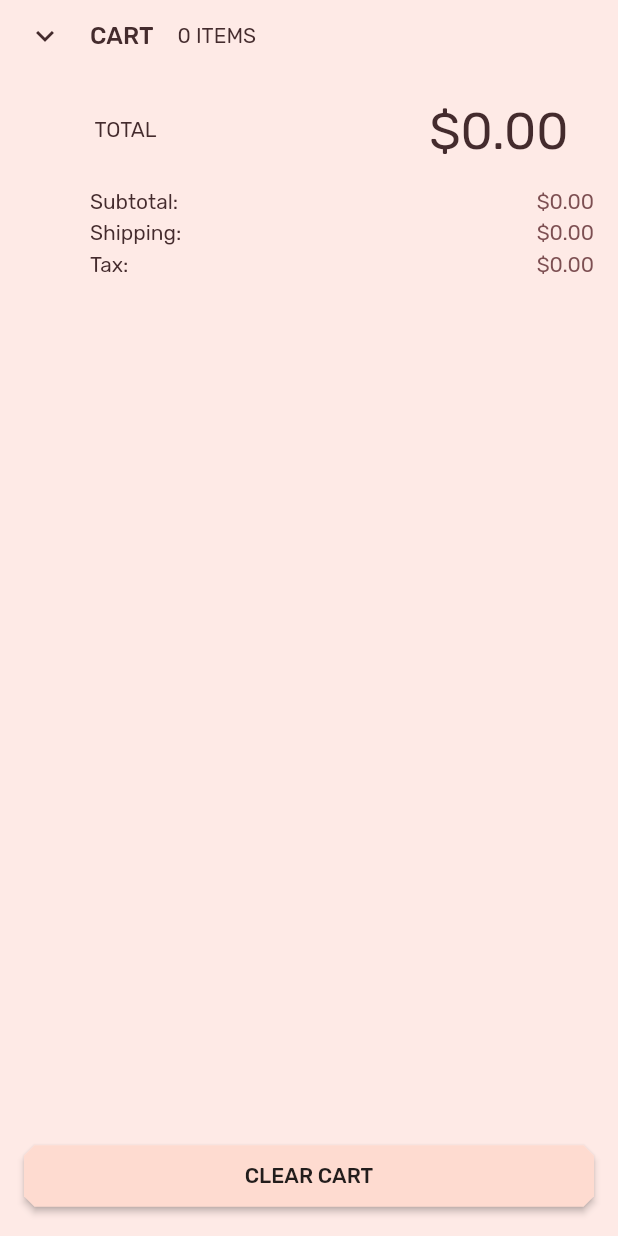
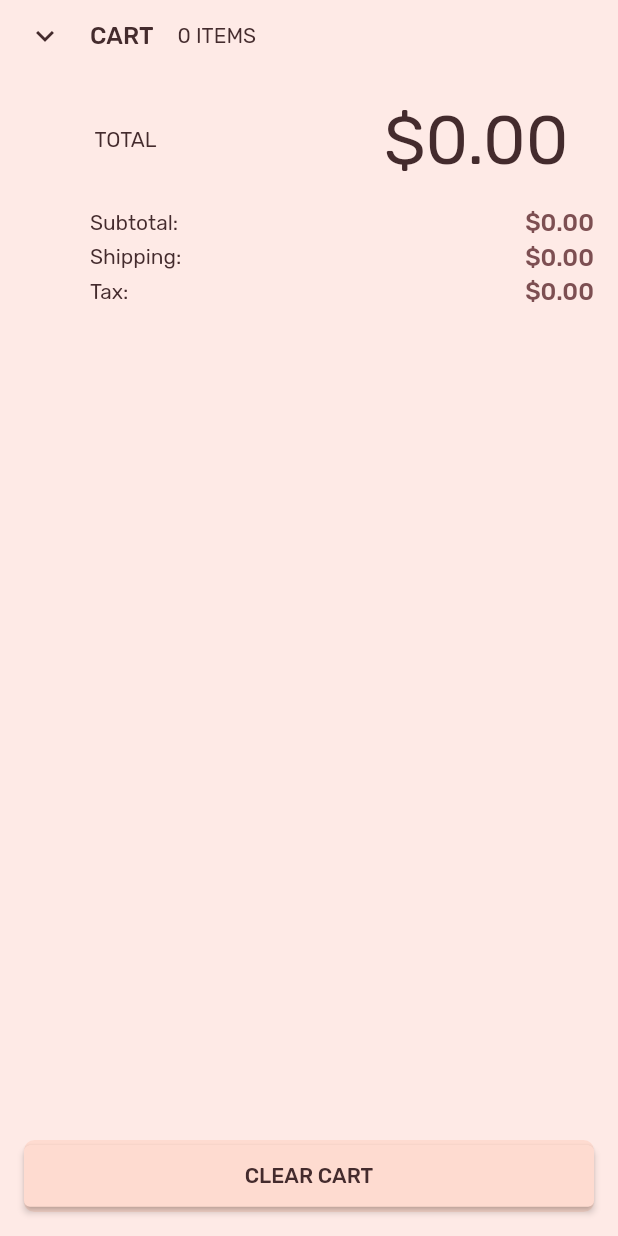
Before and after one commit to alan-ai/alan-sdk-flutter, a Flutter app: the ShoppingCartPage screen opened directly, after a tap on "CLEAR CART", on a phone screen of 412 x 824 dp. Run offline on Flutter 3.47's test engine with Material 2 defaults, Android fonts, the phone set to English and light mode, and no system bars; our stand-ins replace package_info; missing offline and left inert: alan_voice.

Commit message:
Updated the ShrineApp to run on latest Flutter version

```diff
--- a/examples/ShrineApp/lib/backdrop.dart
+++ b/examples/ShrineApp/lib/backdrop.dart
@@ -12,12 +12,11 @@
 // See the License for the specific language governing permissions and
 // limitations under the License.
 
-import 'package:Shrine/model/dispatcher.dart';
+import 'package:shrine/model/dispatcher.dart';
 import 'package:flutter/material.dart';
-import 'package:meta/meta.dart';
+// import 'package:meta/meta.dart';
 import 'package:package_info/package_info.dart';
 import 'package:scoped_model/scoped_model.dart';
-import 'login.dart';
 import 'model/app_state_model.dart';
 
 const Cubic _kAccelerateCurve = Cubic(0.548, 0.0, 0.757, 0.464);
@@ -85,7 +84,7 @@ class _BackdropTitle extends AnimatedWidget {
     );
 
     return DefaultTextStyle(
-      style: Theme.of(context).primaryTextTheme.title,
+      style: Theme.of(context).primaryTextTheme.titleLarge,
       softWrap: false,
       overflow: TextOverflow.ellipsis,
       child: Row(children: <Widget>[
--- a/examples/ShrineApp/lib/category_menu_page.dart
+++ b/examples/ShrineApp/lib/category_menu_page.dart
@@ -46,7 +46,7 @@ class CategoryMenuPage extends StatelessWidget {
                       SizedBox(height: 16.0),
                       Text(
                         categoryString,
-                        style: theme.textTheme.body2,
+                        style: theme.textTheme.bodyText1,
                         textAlign: TextAlign.center,
                       ),
                       SizedBox(height: 14.0),
@@ -61,7 +61,7 @@ class CategoryMenuPage extends StatelessWidget {
                     padding: EdgeInsets.symmetric(vertical: 16.0),
                     child: Text(
                       categoryString,
-                      style: theme.textTheme.body2
+                      style: theme.textTheme.bodyText2
                           .copyWith(color: kShrineBrown900.withAlpha(153)),
                       textAlign: TextAlign.center,
                     ),
--- a/examples/ShrineApp/lib/expanding_bottom_sheet.dart
+++ b/examples/ShrineApp/lib/expanding_bottom_sheet.dart
@@ -56,7 +56,7 @@ class ExpandingBottomSheet extends StatefulWidget {
     assert(isNullOk != null);
     assert(context != null);
     final _ExpandingBottomSheetState result = context
-        .ancestorStateOfType(const TypeMatcher<_ExpandingBottomSheetState>());
+        .findAncestorStateOfType();
     if (isNullOk || result != null) {
       return result;
     }
--- a/examples/ShrineApp/lib/main.dart
+++ b/examples/ShrineApp/lib/main.dart
@@ -20,8 +20,8 @@ import 'app.dart';
 import 'model/app_state_model.dart';
 
 void main() {
-  SystemChrome.setPreferredOrientations(
-      [DeviceOrientation.portraitUp, DeviceOrientation.portraitDown]);
+  // SystemChrome.setPreferredOrientations(
+  //     [DeviceOrientation.portraitUp, DeviceOrientation.portraitDown]);
 
   var model = AppStateModel();
   model.loadProducts();
--- a/examples/ShrineApp/lib/shopping_cart.dart
+++ b/examples/ShrineApp/lib/shopping_cart.dart
@@ -69,7 +69,7 @@ class _ShoppingCartPageState extends State<ShoppingCartPage> {
                           ),
                           Text(
                             'CART',
-                            style: localTheme.textTheme.subhead
+                            style: localTheme.textTheme.subtitle1
                                 .copyWith(fontWeight: FontWeight.w600),
                           ),
                           const SizedBox(width: 16.0),
@@ -88,12 +88,12 @@ class _ShoppingCartPageState extends State<ShoppingCartPage> {
                     bottom: 16.0,
                     left: 16.0,
                     right: 16.0,
-                    child: RaisedButton(
-                      shape: const BeveledRectangleBorder(
+                    child: Container(
+                      decoration: BoxDecoration(
                         borderRadius: BorderRadius.all(Radius.circular(7.0)),
+                        color: kShrinePink100,
                       ),
-                      color: kShrinePink100,
-                      splashColor: kShrineBrown600,
+                      child: ElevatedButton(
                         child: const Padding(
                           padding: EdgeInsets.symmetric(vertical: 12.0),
                           child: Text('CLEAR CART'),
@@ -102,6 +102,7 @@ class _ShoppingCartPageState extends State<ShoppingCartPage> {
                           model.clearCart();
                           ExpandingBottomSheet.of(context).close();
                         },
+                      ),
                     ),
                   ),
                 ],
@@ -138,8 +139,8 @@ class _ShoppingCartSummaryState extends State<ShoppingCartSummary> {
   @override
   Widget build(BuildContext context) {
     final smallAmountStyle =
-        Theme.of(context).textTheme.body1.copyWith(color: kShrineBrown600);
-    final largeAmountStyle = Theme.of(context).textTheme.display1;
+        Theme.of(context).textTheme.bodyText1.copyWith(color: kShrineBrown600);
+    final largeAmountStyle = Theme.of(context).textTheme.displaySmall;
     final formatter = NumberFormat.simpleCurrency(
         decimalDigits: 2, locale: Localizations.localeOf(context).toString());
 
@@ -286,7 +287,7 @@ class ShoppingCartRow extends StatelessWidget {
                             ),
                             Text(
                               product.name,
-                              style: localTheme.textTheme.subhead
+                              style: localTheme.textTheme.subtitle1
                                   .copyWith(fontWeight: FontWeight.w600),
                             ),
                           ],
--- a/examples/ShrineApp/lib/supplemental/asymmetric_view.dart
+++ b/examples/ShrineApp/lib/supplemental/asymmetric_view.dart
@@ -12,7 +12,7 @@
 // See the License for the specific language governing permissions and
 // limitations under the License.
 
-import 'package:Shrine/model/dispatcher.dart';
+import 'package:shrine/model/dispatcher.dart';
 import 'package:flutter/material.dart';
 
 import '../model/product.dart';
```
Also changed, not shown: examples/ShrineApp/lib/app.dart (+18 -18 lines), examples/ShrineApp/lib/login.dart (+15 -9 lines), examples/ShrineApp/pubspec.yaml (+8 -8 lines), examples/ShrineApp/pubspec.lock, examples/alan_simple_app/pubspec.lock, 8 other files. Lines whose indentation alone changed are shown as unchanged.
